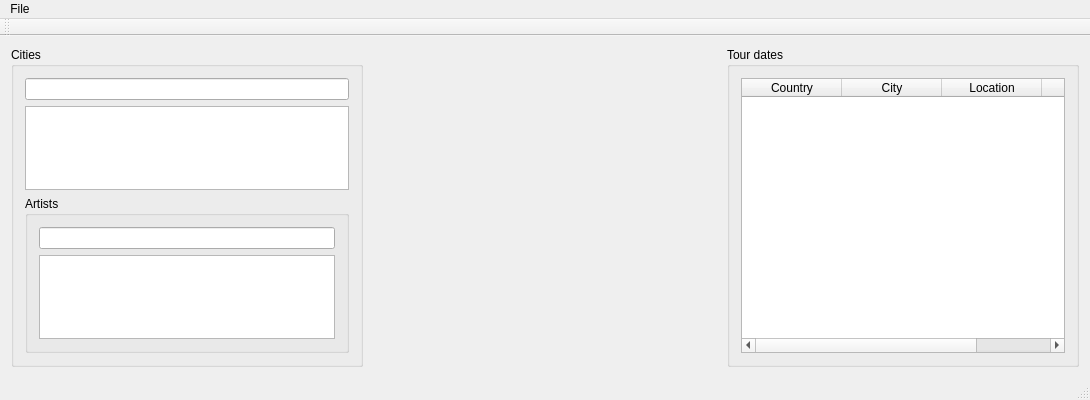
flavio/rockmarble, file mainwindow.ui: the form before one commit.
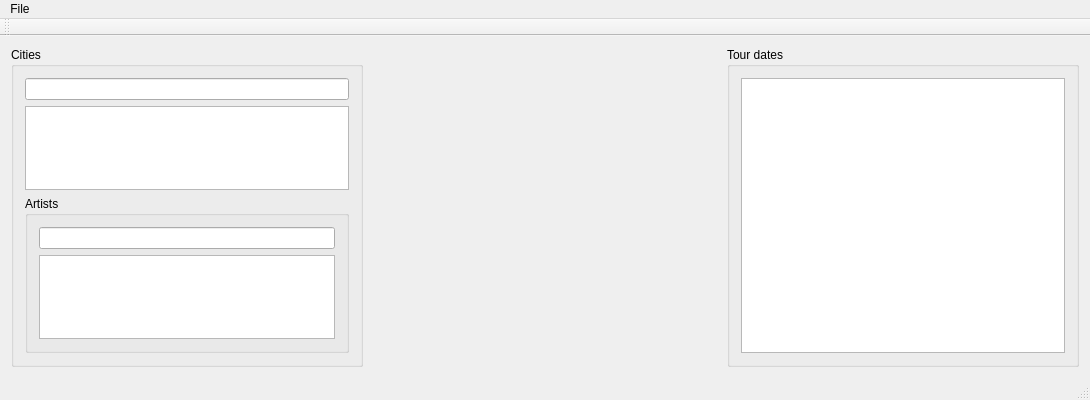
The form after the commit. Custom widgets are drawn as their Qt base class.

```diff
--- a/mainwindow.ui
+++ b/mainwindow.ui
@@ -74,39 +74,16 @@
         </property>
         <layout class="QVBoxLayout" name="verticalLayout_2">
          <item>
-          <widget class="QTableWidget" name="eventTable">
-           <property name="editTriggers">
-            <set>QAbstractItemView::NoEditTriggers</set>
-           </property>
-           <property name="dragDropOverwriteMode">
-            <bool>false</bool>
-           </property>
+          <widget class="QTableView" name="eventTable">
            <property name="selectionMode">
             <enum>QAbstractItemView::SingleSelection</enum>
            </property>
            <property name="selectionBehavior">
             <enum>QAbstractItemView::SelectRows</enum>
            </property>
-           <column>
-            <property name="text">
-             <string>Country</string>
-            </property>
-           </column>
-           <column>
-            <property name="text">
-             <string>City</string>
-            </property>
-           </column>
-           <column>
-            <property name="text">
-             <string>Location</string>
-            </property>
-           </column>
-           <column>
-            <property name="text">
-             <string>Date</string>
-            </property>
-           </column>
+           <property name="sortingEnabled">
+            <bool>true</bool>
+           </property>
           </widget>
          </item>
         </layout>
```
Left out of the diff: 2 changed lines with no effect on the pictures.
